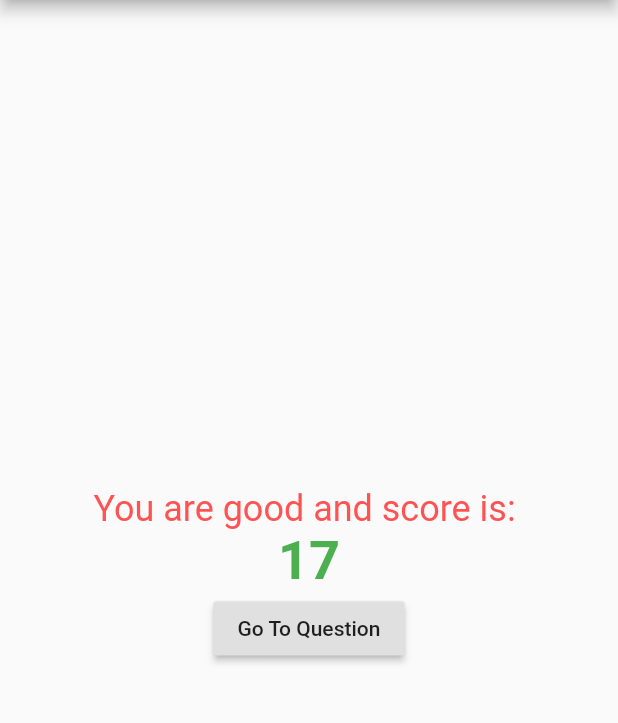
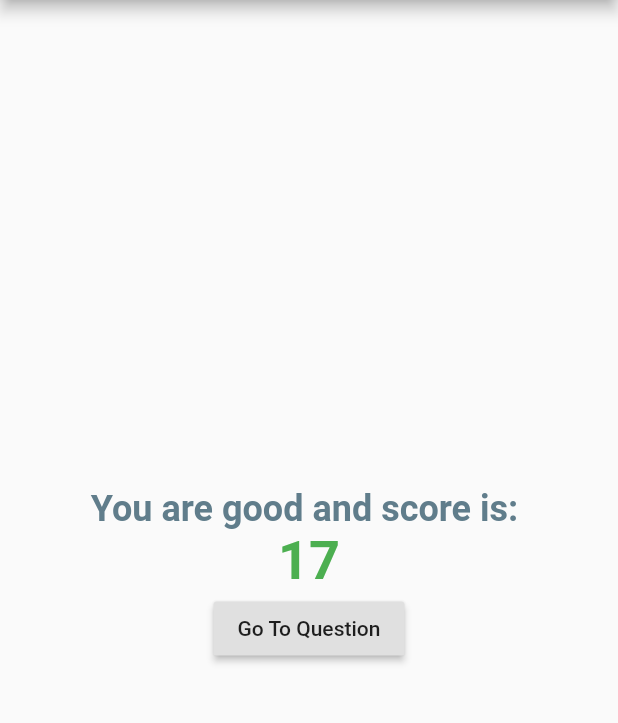
Before and after one commit to adepusai123/learn_flutter_app, a Flutter app: the screen it shows after launch, after a tap on "White", after a tap on "Cat", after a tap on "Dragon Ball Z", on a phone screen of 412 x 824 dp, the part 84-807 px from its top. Run offline on Flutter 3.47's test engine with Material 2 defaults, Android fonts, the phone set to English and light mode, and no system bars.

Commit message:
fontweight & color added

```diff
--- a/lib/result.dart
+++ b/lib/result.dart
@@ -24,7 +24,10 @@ class Result extends StatelessWidget {
       mainAxisAlignment: MainAxisAlignment.center,
       children: [
         Text(resultPhrase,
-            style: TextStyle(color: Colors.redAccent, fontSize: 24)),
+            style: TextStyle(
+                color: Colors.blueGrey,
+                fontSize: 24,
+                fontWeight: FontWeight.bold)),
         Text('$score',
             style: TextStyle(
                 color: Colors.green,
```
